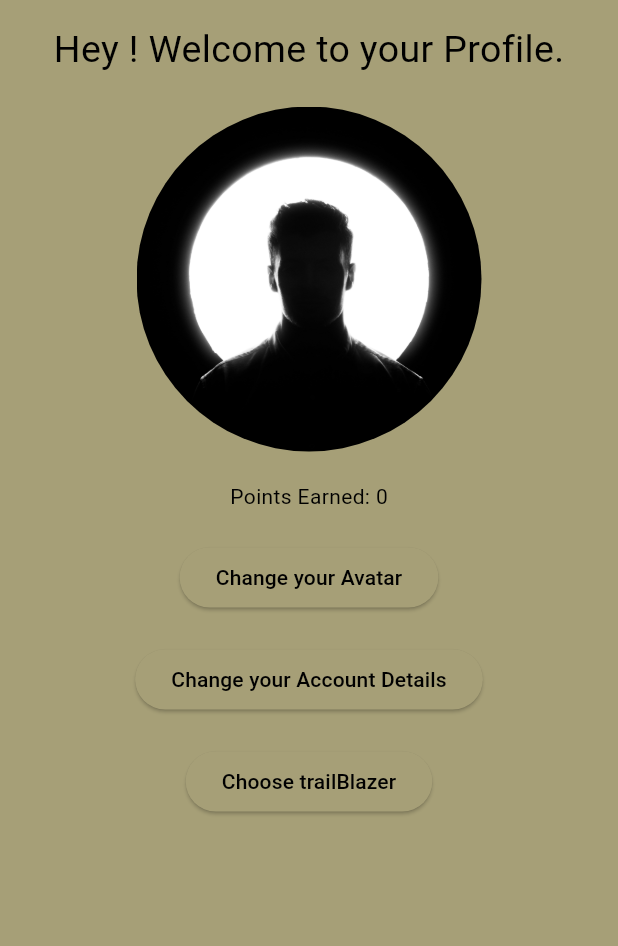
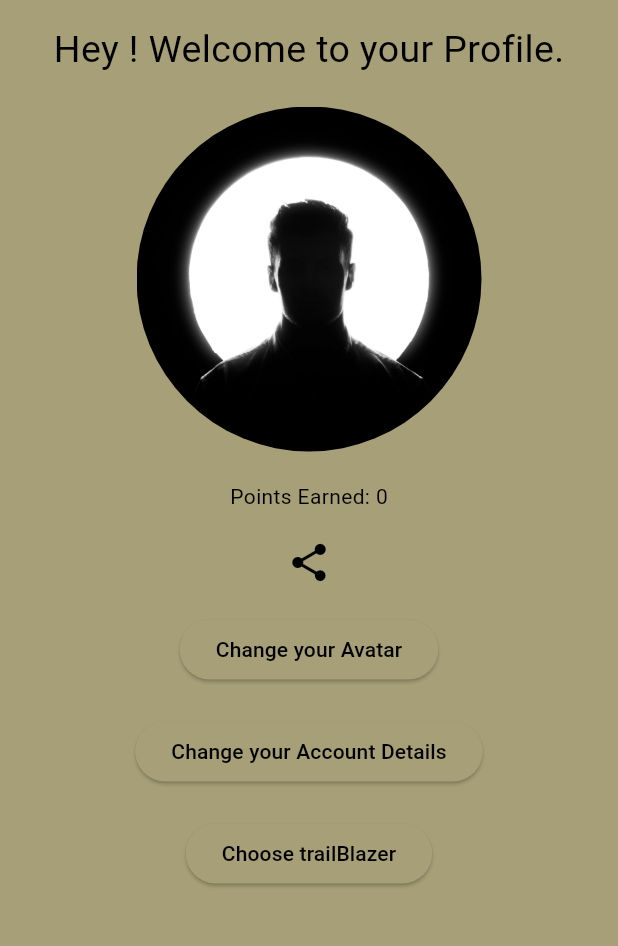
Before and after one commit to Michellebagot/GoTrail, a Flutter app: the ProfilePage screen opened directly, on a phone screen of 412 x 824 dp, the part 75-1021 px from its top. Run offline on Flutter 3.47's test engine with Material 3 defaults, Android fonts, the phone set to English and light mode, and no system bars; our stand-ins replace cloud_firestore, firebase_auth, firebase_core, flutter_map, flutter_rating_bar, geolocator and 3 more; missing offline and left inert: firebase_ui_auth, flutter_map_geojson, flutter_map_location_marker; accounts and stored records are empty; generated files the repository leaves out were written again.

Commit message:
added share button

```diff
--- a/lib/profile/profile_page.dart
+++ b/lib/profile/profile_page.dart
@@ -7,6 +7,7 @@ import 'package:cloud_firestore/cloud_firestore.dart';
 import 'package:google_fonts/google_fonts.dart';
 import 'package:GoTrail/profile/trail_blazer_profile.dart';
 import 'package:GoTrail/trail_blazer_options.dart';
+import 'package:share_plus/share_plus.dart';
 
 TextStyle titleStyle = TextStyle(
   fontFamily: GoogleFonts.balooBhaina2().fontFamily,
@@ -183,6 +184,7 @@ class _ProfilePageState extends State<ProfilePage> {
             maxHeight: 50,
           ),
           0),
+
       body: SingleChildScrollView(
         child: Column(
           children: [
@@ -196,7 +198,9 @@ class _ProfilePageState extends State<ProfilePage> {
                       style: TextStyle(
                             fontSize: 25,)
                     ),
+
                   ),
+
                   SizedBox(
                     width: 250,
                     child: Container(
@@ -211,6 +215,17 @@ class _ProfilePageState extends State<ProfilePage> {
                   Container(
                     margin: EdgeInsets.all(10),
                     child: Text("Points Earned: $pointsEarned")
+                    ),
+                    SizedBox(width: 10),
+                    IconButton(
+                      icon: Icon(
+                        Icons.share,
+                        color: Colors.black,
+                        size: 30,
+                      ),
+                      onPressed: () {
+                        Share.share('Hey! check this awesome app for trailing and playing game while you hike. I already got $pointsEarned points.', subject: 'Check this Cool App!!');
+                      },
                     ),
                   Container(
                     margin: EdgeInsets.all(10),
@@ -267,10 +282,14 @@ class _ProfilePageState extends State<ProfilePage> {
                           color: Colors.black,
                         ),),
                       ),
+
                     ),
+
                 ],
               ),
             ),
+
+
           ],
         ),
       ),
--- a/pubspec.yaml
+++ b/pubspec.yaml
@@ -50,6 +50,7 @@ dependencies:
   firebase_storage: ^11.6.10
   geolocator: ^11.0.0
   flutter_map_location_marker: ^8.0.8
+  share_plus: ^8.0.2
 
 dev_dependencies:
   flutter_test:
--- /dev/null
+++ b/weather_api.dart
@@ -0,0 +1 @@
+const OPENWEATHER_API_KEY = "db707a8803a4ca18f60ef2c268914634";
```
Also changed, not shown: 3 other files.
